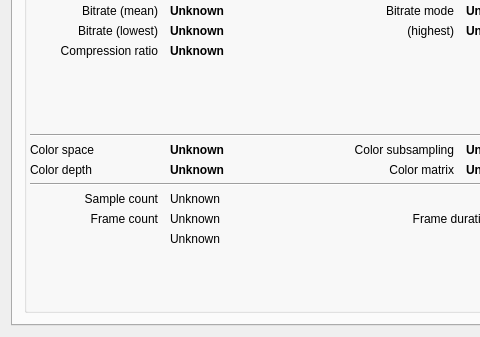
First picture: the form in mini_analyser/ui/mainwindow.ui, repository emericg/MiniVideo, before the edit; both pictures show x 0 to 480 and y 463 to 800 of the 640 by 800 pixel window.
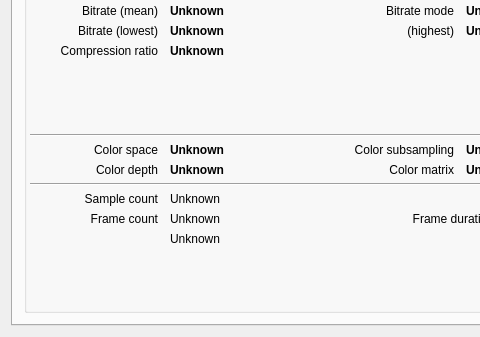
Second picture: the form after the edit. The open tabs and pages were chosen to show the change. Icons and pictures are not drawn. Custom widgets are drawn as their Qt base class.

Commit message: mini_analyser: fix some gui aligments

Patch:
```diff
--- a/mini_analyser/ui/mainwindow.ui
+++ b/mini_analyser/ui/mainwindow.ui
@@ -2382,6 +2382,9 @@
                <property name="text">
                 <string>Color space</string>
                </property>
+               <property name="alignment">
+                <set>Qt::AlignRight|Qt::AlignTrailing|Qt::AlignVCenter</set>
+               </property>
               </widget>
              </item>
              <item row="1" column="1">
@@ -2421,6 +2424,9 @@
                <property name="text">
                 <string>Color depth</string>
                </property>
+               <property name="alignment">
+                <set>Qt::AlignRight|Qt::AlignTrailing|Qt::AlignVCenter</set>
+               </property>
               </widget>
              </item>
              <item row="1" column="2">
```
Left out of the diff: 6 changed lines with no effect on the pictures.
